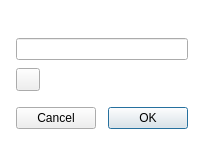
First picture: the form in src/MEGASync/gui/ui/NodeNameSetterDialog.ui, repository meganz/MEGAsync, before the edit.
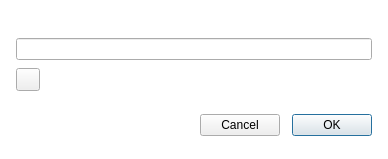
Second picture: the form after the edit. Icons and pictures are not drawn. Custom widgets are drawn as their Qt base class.

Commit message: Stop using a fixed constraint

Diff of the .ui file:
```diff
--- a/src/MEGASync/gui/ui/NodeNameSetterDialog.ui
+++ b/src/MEGASync/gui/ui/NodeNameSetterDialog.ui
@@ -31,7 +31,7 @@
     <number>16</number>
    </property>
    <property name="sizeConstraint">
-    <enum>QLayout::SetFixedSize</enum>
+    <enum>QLayout::SetDefaultConstraint</enum>
    </property>
    <property name="leftMargin">
     <number>16</number>
```
